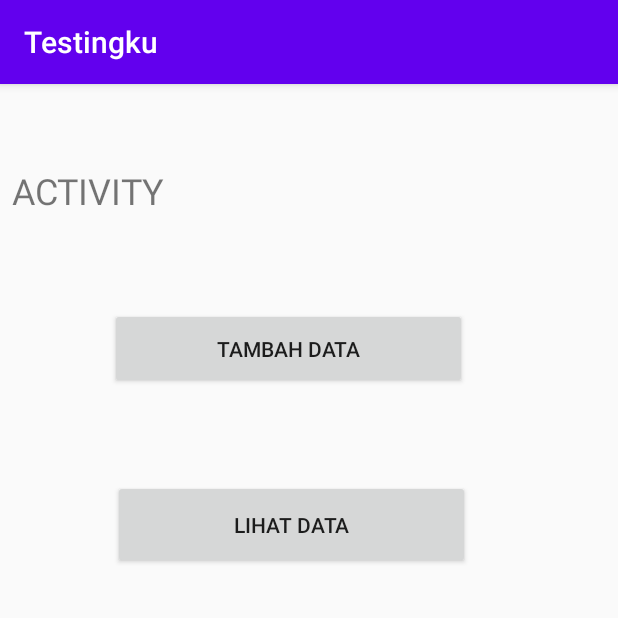
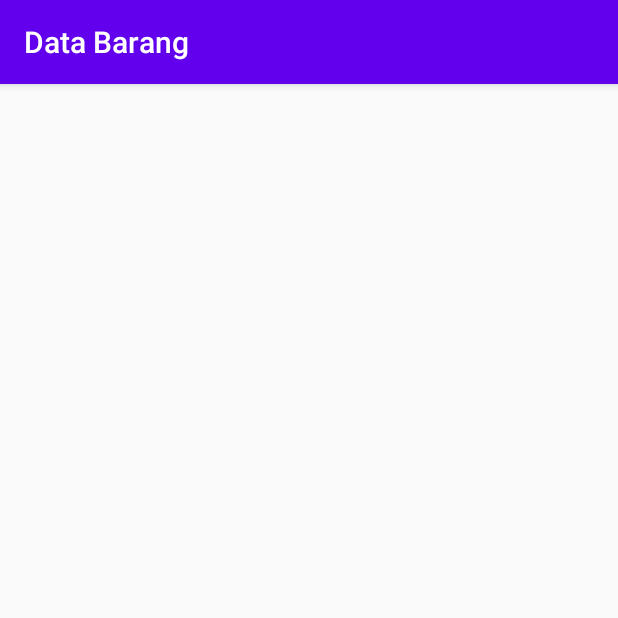
Before and after one commit to alfianhidayahh/TestBarang, an Android app: the screen it shows after launch (MainActivity before the commit, LihatBarang after it), after a tap on "LIHAT DATA", on a phone screen of 412 x 824 dp, the top half of it. Run offline under Robolectric (Android 15) with nearby library versions, the phone set to English and light mode, and no system bars; our stand-ins replace Firebase (no records; nobody signed in at launch, a user with empty details on screens opened directly).

Commit message:
activity firebase 2

```diff
--- a/app/build.gradle
+++ b/app/build.gradle
@@ -33,6 +33,7 @@ dependencies {
     implementation 'androidx.appcompat:appcompat:1.1.0'
     implementation 'androidx.constraintlayout:constraintlayout:1.1.3'
     implementation 'com.google.firebase:firebase-analytics:17.4.1'
+    implementation 'androidx.recyclerview:recyclerview:1.0.0'
     testImplementation 'junit:junit:4.12'
     androidTestImplementation 'androidx.test.ext:junit:1.1.1'
     androidTestImplementation 'androidx.test.espresso:espresso-core:3.2.0'
--- /dev/null
+++ b/app/src/main/java/com/example/testbarang/AdapterLihatBarang.java
@@ -0,0 +1,82 @@
+package com.example.testbarang;
+
+import android.view.LayoutInflater;
+import android.view.View;
+import android.view.ViewGroup;
+import android.widget.TextView;
+import android.content.Context;
+import java.util.ArrayList;
+import androidx.recyclerview.widget.RecyclerView;
+
+
+public class AdapterLihatBarang extends
+        RecyclerView.Adapter<AdapterLihatBarang.ViewHolder> {
+    private ArrayList<Barang> daftarBarang;
+    private Context context;
+
+    public AdapterLihatBarang(ArrayList<Barang> barangs, Context ctx) {
+        /**
+         * Inisiasi data dan variabel yang akan digunakan
+         */
+        daftarBarang = barangs;
+        context = ctx;
+    }
+
+    class ViewHolder extends RecyclerView.ViewHolder {
+        /**
+         * Inisiasi View
+         * Disini kita hanya menggunakan data String untuk tiap item
+         * dan juga view nya hanyalah satu TextView
+         */
+        TextView tvTitle;
+
+        ViewHolder(View v) {
+            super(v);
+            tvTitle = (TextView) v.findViewById(R.id.tv_namabarang);
+        }
+    }
+    @Override
+    public ViewHolder onCreateViewHolder(ViewGroup parent, int viewType) {
+        /**
+         * Inisiasi ViewHolder
+         */
+        View v =
+                LayoutInflater.from(parent.getContext()).inflate(R.layout.item_barang, parent,
+                        false);
+        // mengeset ukuran view, margin, padding, dan parameter layout lainnya
+        ViewHolder vh = new ViewHolder(v);
+        return vh;
+    }
+    @Override
+    public void onBindViewHolder(ViewHolder holder, final int position) {
+        /**
+         * Menampilkan data pada view
+         */
+        final String name = daftarBarang.get(position).getNama();
+        holder.tvTitle.setOnClickListener(new View.OnClickListener() {
+            @Override
+            public void onClick(View view) {
+                /**
+                 * untuk latihan Selanjutnya , jika ingin membaca detail data
+                 */
+            }
+        });
+        holder.tvTitle.setOnLongClickListener(new View.OnLongClickListener() {
+            @Override
+            public boolean onLongClick(View view) {
+                /**
+                 * untuk latihan Selanjutnya ,fungsi Delete dan Update data
+                 */
+                return true;
+            }
+        });
+        holder.tvTitle.setText(name);
+    }
+    @Override
+    public int getItemCount() {
+        /**
+         * Mengembalikan jumlah item pada barang
+         */
+        return daftarBarang.size();
+    }
+}
--- /dev/null
+++ b/app/src/main/java/com/example/testbarang/LihatBarang.java
@@ -0,0 +1,88 @@
+package com.example.testbarang;
+
+import androidx.annotation.NonNull;
+import androidx.appcompat.app.AppCompatActivity;
+import androidx.recyclerview.widget.LinearLayoutManager;
+import androidx.recyclerview.widget.RecyclerView;
+import android.app.Activity;
+import android.content.Intent;
+import android.os.Bundle;
+import com.google.firebase.database.DataSnapshot;
+import com.google.firebase.database.DatabaseError;
+import com.google.firebase.database.DatabaseReference;
+import com.google.firebase.database.FirebaseDatabase;
+import com.google.firebase.database.ValueEventListener;
+import java.util.ArrayList;
+
+
+public class LihatBarang extends AppCompatActivity {
+    /**
+     * Mendefinisikan variable yang akan dipakai
+     */
+    private DatabaseReference database;
+    private RecyclerView rvView;
+    private RecyclerView.Adapter adapter;
+    private RecyclerView.LayoutManager layoutManager;
+    private ArrayList<Barang> daftarBarang;
+
+    @Override
+    protected void onCreate(Bundle savedInstanceState) {
+        super.onCreate(savedInstanceState);
+        setContentView(R.layout.activity_lihat_barang);
+
+        /* Inisialisasi RecyclerView & komponennya
+         */
+        rvView = (RecyclerView) findViewById(R.id.rv_main);
+        rvView.setHasFixedSize(true);
+        layoutManager = new LinearLayoutManager(this);
+        rvView.setLayoutManager(layoutManager);
+        /**
+         * Inisialisasi dan mengambil Firebase Database Reference
+         */
+        database = FirebaseDatabase.getInstance().getReference();
+        /**
+         * Mengambil data barang dari Firebase Realtime DB
+         */
+        database.child("Barang").addValueEventListener(new ValueEventListener() {
+            @Override
+            public void onDataChange(@NonNull DataSnapshot dataSnapshot) {
+                /**
+                 * Saat ada data baru, masukkan datanya ke ArrayList
+                 */
+                daftarBarang = new ArrayList<>();
+                for (DataSnapshot noteDataSnapshot : dataSnapshot.getChildren()) {
+                    /**
+                     * Mapping data pada DataSnapshot ke dalam object Barang
+                     * Dan juga menyimpan primary key pada object Barang
+                     * untuk keperluan Edit dan Delete data
+                     */
+                    Barang barang = noteDataSnapshot.getValue(Barang.class);
+                    barang.setKode(noteDataSnapshot.getKey());
+                    /**
+                     * Menambahkan object Barang yang sudah dimapping
+                     * ke dalam ArrayList
+                     */
+                    daftarBarang.add(barang);
+                }
+                /**
+                 * Inisialisasi adapter dan data barang dalam bentuk ArrayList
+                 * dan mengeset Adapter ke dalam RecyclerView
+                 */
+                adapter = new AdapterLihatBarang(daftarBarang,LihatBarang.this);
+                rvView.setAdapter(adapter);
+            }
+            @Override
+            public void onCancelled(@NonNull DatabaseError databaseError) {
+                /**
+                 * Kode ini akan dipanggil ketika ada error dan
+                 * pengambilan data gagal dan memprint error nya
+                 * ke LogCat
+                 */
+                System.out.println(databaseError.getDetails()+" "+databaseError.getMessage());
+            }
+        });
+    }
+    public static Intent getActIntent(Activity activity){
+        return new Intent(activity, LihatBarang.class);
+    }
+}
--- a/app/src/main/java/com/example/testbarang/MainActivity.java
+++ b/app/src/main/java/com/example/testbarang/MainActivity.java
@@ -30,5 +30,11 @@ public class MainActivity extends AppCompatActivity {
 
             }
         });
+        bLihat.setOnClickListener(new View.OnClickListener() {
+            @Override
+            public void onClick(View v) {
+                startActivity(LihatBarang.getActIntent(MainActivity.this));
+            }
+        });
     }
 }
--- /dev/null
+++ b/app/src/main/res/layout/activity_lihat_barang.xml
@@ -0,0 +1,10 @@
+<?xml version="1.0" encoding="utf-8"?>
+<LinearLayout xmlns:android="http://schemas.android.com/apk/res/android"
+    android:orientation="vertical" android:layout_width="match_parent"
+    android:layout_height="match_parent">
+    <androidx.recyclerview.widget.RecyclerView
+        android:id="@+id/rv_main"
+        android:layout_width="match_parent"
+        android:layout_height="match_parent"
+        android:scrollbars="vertical" />
+</LinearLayout>
--- a/app/src/main/res/values/strings.xml
+++ b/app/src/main/res/values/strings.xml
@@ -1,5 +1,5 @@
 <resources>
-    <string name="app_name">Testingku</string>
+    <string name="app_name">Test Firebase</string>
     <string name="btTambah">Tambah Data</string>
     <string name="btLihat">Lihat Data</string>
     <string name="btOk">Submit Data</string>
```
Also changed, not shown: app/src/main/AndroidManifest.xml (+7 -3 lines), app/src/main/res/layout/item_barang.xml (added, +16 -0 lines).
